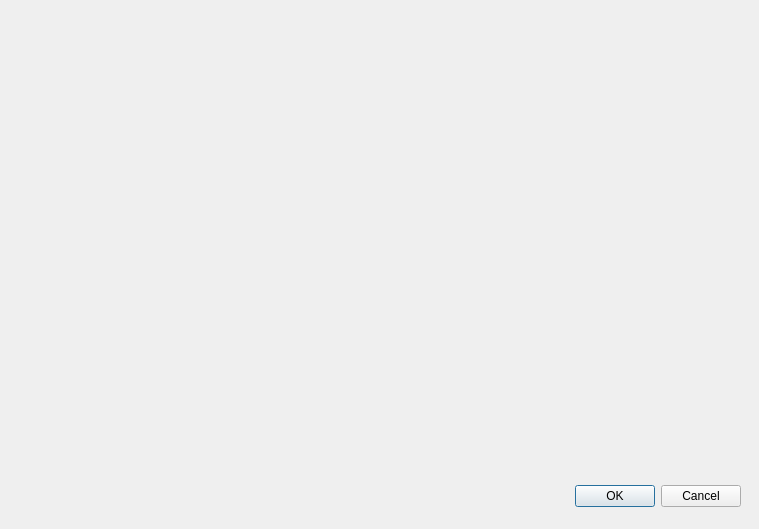
First picture: the form in cuACS/editanimal.ui, repository cameronhawtin/Animal-Farm-cuACS, before the edit.
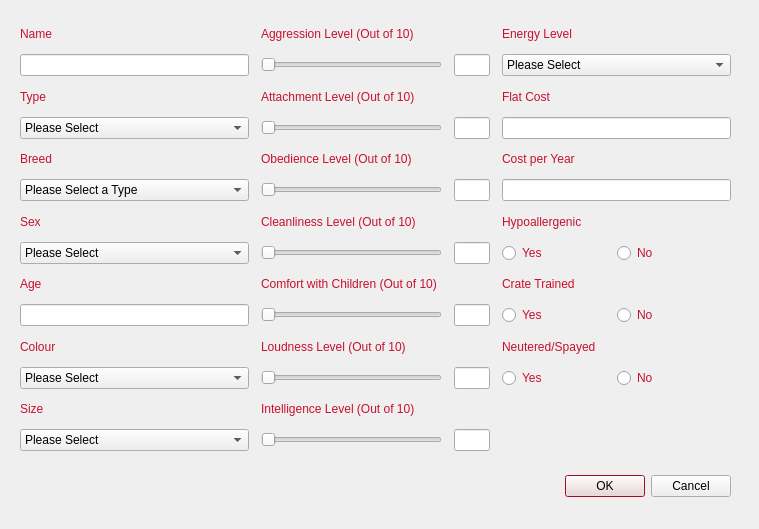
Second picture: the form after the edit.

Commit message: edit animal functionality working

The edit to the form file:
```diff
--- a/cuACS/editanimal.ui
+++ b/cuACS/editanimal.ui
@@ -10,14 +10,849 @@
     <height>529</height>
    </rect>
   </property>
+  <property name="palette">
+   <palette>
+    <active>
+     <colorrole role="WindowText">
+      <brush brushstyle="SolidPattern">
+       <color alpha="255">
+        <red>200</red>
+        <green>16</green>
+        <blue>46</blue>
+       </color>
+      </brush>
+     </colorrole>
+     <colorrole role="Text">
+      <brush brushstyle="SolidPattern">
+       <color alpha="255">
+        <red>0</red>
+        <green>0</green>
+        <blue>0</blue>
+       </color>
+      </brush>
+     </colorrole>
+     <colorrole role="Base">
+      <brush brushstyle="SolidPattern">
+       <color alpha="255">
+        <red>255</red>
+        <green>255</green>
+        <blue>255</blue>
+       </color>
+      </brush>
+     </colorrole>
+     <colorrole role="Highlight">
+      <brush brushstyle="SolidPattern">
+       <color alpha="255">
+        <red>200</red>
+        <green>16</green>
+        <blue>46</blue>
+       </color>
+      </brush>
+     </colorrole>
+     <colorrole role="PlaceholderText">
+      <brush brushstyle="SolidPattern">
+       <color alpha="128">
+        <red>0</red>
+        <green>0</green>
+        <blue>0</blue>
+       </color>
+      </brush>
+     </colorrole>
+    </active>
+    <inactive>
+     <colorrole role="WindowText">
+      <brush brushstyle="SolidPattern">
+       <color alpha="255">
+        <red>200</red>
+        <green>16</green>
+        <blue>46</blue>
+       </color>
+      </brush>
+     </colorrole>
+     <colorrole role="Text">
+      <brush brushstyle="SolidPattern">
+       <color alpha="255">
+        <red>0</red>
+        <green>0</green>
+        <blue>0</blue>
+       </color>
+      </brush>
+     </colorrole>
+     <colorrole role="Base">
+      <brush brushstyle="SolidPattern">
+       <color alpha="255">
+        <red>255</red>
+        <green>255</green>
+        <blue>255</blue>
+       </color>
+      </brush>
+     </colorrole>
+     <colorrole role="Highlight">
+      <brush brushstyle="SolidPattern">
+       <color alpha="255">
+        <red>200</red>
+        <green>16</green>
+        <blue>46</blue>
+       </color>
+      </brush>
+     </colorrole>
+     <colorrole role="PlaceholderText">
+      <brush brushstyle="SolidPattern">
+       <color alpha="128">
+        <red>0</red>
+        <green>0</green>
+        <blue>0</blue>
+       </color>
+      </brush>
+     </colorrole>
+    </inactive>
+    <disabled>
+     <colorrole role="WindowText">
+      <brush brushstyle="SolidPattern">
+       <color alpha="255">
+        <red>190</red>
+        <green>190</green>
+        <blue>190</blue>
+       </color>
+      </brush>
+     </colorrole>
+     <colorrole role="Text">
+      <brush brushstyle="SolidPattern">
+       <color alpha="255">
+        <red>0</red>
+        <green>0</green>
+        <blue>0</blue>
+       </color>
+      </brush>
+     </colorrole>
+     <colorrole role="Base">
+      <brush brushstyle="SolidPattern">
+       <color alpha="255">
+        <red>255</red>
+        <green>255</green>
+        <blue>255</blue>
+       </color>
+      </brush>
+     </colorrole>
+     <colorrole role="Highlight">
+      <brush brushstyle="SolidPattern">
+       <color alpha="255">
+        <red>145</red>
+        <green>145</green>
+        <blue>145</blue>
+       </color>
+      </brush>
+     </colorrole>
+     <colorrole role="PlaceholderText">
+      <brush brushstyle="SolidPattern">
+       <color alpha="128">
+        <red>0</red>
+        <green>0</green>
+        <blue>0</blue>
+       </color>
+      </brush>
+     </colorrole>
+    </disabled>
+   </palette>
+  </property>
   <property name="windowTitle">
    <string>Dialog</string>
   </property>
+  <widget class="QWidget" name="gridLayoutWidget">
+   <property name="geometry">
+    <rect>
+     <x>20</x>
+     <y>20</y>
+     <width>711</width>
+     <height>431</height>
+    </rect>
+   </property>
+   <layout class="QGridLayout" name="gridLayout_2">
+    <property name="horizontalSpacing">
+     <number>12</number>
+    </property>
+    <item row="7" column="1">
+     <layout class="QHBoxLayout" name="horizontalLayout_12" stretch="10,2">
+      <property name="spacing">
+       <number>12</number>
+      </property>
+      <item>
+       <widget class="QSlider" name="cleanlinessSlider">
+        <property name="maximum">
+         <number>10</number>
+        </property>
+        <property name="pageStep">
+         <number>2</number>
+        </property>
+        <property name="orientation">
+         <enum>Qt::Horizontal</enum>
+        </property>
+       </widget>
+      </item>
+      <item>
+       <widget class="QLineEdit" name="cleanlinessLineEdit">
+        <property name="enabled">
+         <bool>false</bool>
+        </property>
+        <property name="alignment">
+         <set>Qt::AlignCenter</set>
+        </property>
+       </widget>
+      </item>
+     </layout>
+    </item>
+    <item row="0" column="1">
+     <widget class="QLabel" name="aggressionLabel_3">
+      <property name="enabled">
+       <bool>true</bool>
+      </property>
+      <property name="text">
+       <string>Aggression Level (Out of 10)</string>
+      </property>
+     </widget>
+    </item>
+    <item row="2" column="0">
+     <widget class="QLabel" name="typeLabel_2">
+      <property name="enabled">
+       <bool>true</bool>
+      </property>
+      <property name="text">
+       <string>Type</string>
+      </property>
+     </widget>
+    </item>
+    <item row="3" column="1">
+     <layout class="QHBoxLayout" name="horizontalLayout_7" stretch="10,2">
+      <property name="spacing">
+       <number>12</number>
+      </property>
+      <item>
+       <widget class="QSlider" name="attachmentSlider">
+        <property name="maximum">
+         <number>10</number>
+        </property>
+        <property name="pageStep">
+         <number>2</number>
+        </property>
+        <property name="orientation">
+         <enum>Qt::Horizontal</enum>
+        </property>
+       </widget>
+      </item>
+      <item>
+       <widget class="QLineEdit" name="attachmentLineEdit">
+        <property name="enabled">
+         <bool>false</bool>
+        </property>
+        <property name="alignment">
+         <set>Qt::AlignCenter</set>
+        </property>
+       </widget>
+      </item>
+     </layout>
+    </item>
+    <item row="2" column="1">
+     <widget class="QLabel" name="attachmentLabel_3">
+      <property name="enabled">
+       <bool>true</bool>
+      </property>
+      <property name="text">
+       <string>Attachment Level (Out of 10)</string>
+      </property>
+     </widget>
+    </item>
+    <item row="1" column="0">
+     <widget class="QLineEdit" name="nameLineEdit">
+      <property name="enabled">
+       <bool>true</bool>
+      </property>
+     </widget>
+    </item>
+    <item row="8" column="1">
+     <widget class="QLabel" name="aggressionLabel_4">
+      <property name="enabled">
+       <bool>true</bool>
+      </property>
+      <property name="text">
+       <string>Comfort with Children (Out of 10)</string>
+      </property>
+     </widget>
+    </item>
+    <item row="0" column="0">
+     <widget class="QLabel" name="nameLabel_2">
+      <property name="enabled">
+       <bool>true</bool>
+      </property>
+      <property name="text">
+       <string>Name</string>
+      </property>
+     </widget>
+    </item>
+    <item row="10" column="0">
+     <widget class="QLabel" name="labelColour_4">
+      <property name="enabled">
+       <bool>true</bool>
+      </property>
+      <property name="text">
+       <string>Colour</string>
+      </property>
+     </widget>
+    </item>
+    <item row="11" column="1">
+     <layout class="QHBoxLayout" name="horizontalLayout_13" stretch="10,2">
+      <property name="spacing">
+       <number>12</number>
+      </property>
+      <item>
+       <widget class="QSlider" name="loudnessSlider">
+        <property name="maximum">
+         <number>10</number>
+        </property>
+        <property name="pageStep">
+         <number>2</number>
+        </property>
+        <property name="orientation">
+         <enum>Qt::Horizontal</enum>
+        </property>
+       </widget>
+      </item>
+      <item>
+       <widget class="QLineEdit" name="loudnessLineEdit">
+        <property name="enabled">
+         <bool>false</bool>
+        </property>
+        <property name="alignment">
+         <set>Qt::AlignCenter</set>
+        </property>
+       </widget>
+      </item>
+     </layout>
+    </item>
+    <item row="3" column="0">
+     <widget class="QComboBox" name="typeComboBox">
+      <property name="enabled">
+       <bool>true</bool>
+      </property>
+      <item>
+       <property name="text">
+        <string>Please Select</string>
+       </property>
+      </item>
+      <item>
+       <property name="text">
+        <string>Cat</string>
+       </property>
+      </item>
+      <item>
+       <property name="text">
+        <string>Dog</string>
+       </property>
+      </item>
+      <item>
+       <property name="text">
+        <string>Bird</string>
+       </property>
+      </item>
+      <item>
+       <property name="text">
+        <string>Hamster</string>
+       </property>
+      </item>
+      <item>
+       <property name="text">
+        <string>Mouse</string>
+       </property>
+      </item>
+      <item>
+       <property name="text">
+        <string>Guinea Pig</string>
+       </property>
+      </item>
+     </widget>
+    </item>
+    <item row="4" column="0">
+     <widget class="QLabel" name="labelBreed_4">
+      <property name="enabled">
+       <bool>true</bool>
+      </property>
+      <property name="text">
+       <string>Breed</string>
+      </property>
+     </widget>
+    </item>
+    <item row="6" column="1">
+     <widget class="QLabel" name="labelColour_5">
+      <property name="enabled">
+       <bool>true</bool>
+      </property>
+      <property name="text">
+       <string>Cleanliness Level (Out of 10)</string>
+      </property>
+     </widget>
+    </item>
+    <item row="5" column="1">
+     <layout class="QHBoxLayout" name="horizontalLayout_14" stretch="10,2">
+      <property name="spacing">
+       <number>12</number>
+      </property>
+      <item>
+       <widget class="QSlider" name="obedienceSlider">
+        <property name="maximum">
+         <number>10</number>
+        </property>
+        <property name="pageStep">
+         <number>2</number>
+        </property>
+        <property name="orientation">
+         <enum>Qt::Horizontal</enum>
+        </property>
+       </widget>
+      </item>
+      <item>
+       <widget class="QLineEdit" name="obedienceLineEdit">
+        <property name="enabled">
+         <bool>false</bool>
+        </property>
+        <property name="alignment">
+         <set>Qt::AlignCenter</set>
+        </property>
+       </widget>
+      </item>
+     </layout>
+    </item>
+    <item row="9" column="1">
+     <layout class="QHBoxLayout" name="horizontalLayout_15" stretch="10,2">
+      <property name="spacing">
+       <number>12</number>
+      </property>
+      <item>
+       <widget class="QSlider" name="childrenComfortSlider">
+        <property name="maximum">
+         <number>10</number>
+        </property>
+        <property name="pageStep">
+         <number>2</number>
+        </property>
+        <property name="orientation">
+         <enum>Qt::Horizontal</enum>
+        </property>
+       </widget>
+      </item>
+      <item>
+       <widget class="QLineEdit" name="childrenComfortLineEdit">
+        <property name="enabled">
+         <bool>false</bool>
+        </property>
+        <property name="alignment">
+         <set>Qt::AlignCenter</set>
+        </property>
+       </widget>
+      </item>
+     </layout>
+    </item>
+    <item row="1" column="1">
+     <layout class="QHBoxLayout" name="horizontalLayout_16" stretch="10,2">
+      <property name="spacing">
+       <number>12</number>
+      </property>
+      <item>
+       <widget class="QSlider" name="aggressionSlider">
+        <property name="maximum">
+         <number>10</number>
+        </property>
+        <property name="pageStep">
+         <number>2</number>
+        </property>
+        <property name="orientation">
+         <enum>Qt::Horizontal</enum>
+        </property>
+       </widget>
+      </item>
+      <item>
+       <widget class="QLineEdit" name="aggressionLineEdit">
+        <property name="enabled">
+         <bool>false</bool>
+        </property>
+        <property name="alignment">
+         <set>Qt::AlignCenter</set>
+        </property>
+       </widget>
+      </item>
+     </layout>
+    </item>
+    <item row="10" column="1">
+     <widget class="QLabel" name="attachmentLabel_4">
+      <property name="enabled">
+       <bool>true</bool>
+      </property>
+      <property name="text">
+       <string>Loudness Level (Out of 10)</string>
+      </property>
+     </widget>
+    </item>
+    <item row="4" column="1">
+     <widget class="QLabel" name="labelBreed_5">
+      <property name="enabled">
+       <bool>true</bool>
+      </property>
+      <property name="text">
+       <string>Obedience Level (Out of 10)</string>
+      </property>
+     </widget>
+    </item>
+    <item row="5" column="0">
+     <widget class="QComboBox" name="breedComboBox">
+      <property name="enabled">
+       <bool>true</bool>
+      </property>
+      <item>
+       <property name="text">
+        <string>Please Select a Type</string>
+       </property>
+      </item>
+     </widget>
+    </item>
+    <item row="12" column="1">
+     <widget class="QLabel" name="ageLabel_4">
+      <property name="enabled">
+       <bool>true</bool>
+      </property>
+      <property name="text">
+       <string>Intelligence Level (Out of 10)</string>
+      </property>
+     </widget>
+    </item>
+    <item row="11" column="0">
+     <widget class="QComboBox" name="colourComboBox">
+      <property name="enabled">
+       <bool>true</bool>
+      </property>
+      <item>
+       <property name="text">
+        <string>Please Select</string>
+       </property>
+      </item>
+      <item>
+       <property name="text">
+        <string>Black</string>
+       </property>
+      </item>
+      <item>
+       <property name="text">
+        <string>White</string>
+       </property>
+      </item>
+      <item>
+       <property name="text">
+        <string>Brown</string>
+       </property>
+      </item>
+      <item>
+       <property name="text">
+        <string>Grey</string>
+       </property>
+      </item>
+     </widget>
+    </item>
+    <item row="13" column="1">
+     <layout class="QHBoxLayout" name="horizontalLayout_17" stretch="10,2">
+      <property name="spacing">
+       <number>12</number>
+      </property>
+      <item>
+       <widget class="QSlider" name="intelligenceSlider">
+        <property name="maximum">
+         <number>10</number>
+        </property>
+        <property name="pageStep">
+         <number>2</number>
+        </property>
+        <property name="orientation">
+         <enum>Qt::Horizontal</enum>
+        </property>
+       </widget>
+      </item>
+      <item>
+       <widget class="QLineEdit" name="intelligenceLineEdit">
+        <property name="enabled">
+         <bool>false</bool>
+        </property>
+        <property name="alignment">
+         <set>Qt::AlignCenter</set>
+        </property>
+       </widget>
+      </item>
+     </layout>
+    </item>
+    <item row="8" column="0">
+     <widget class="QLabel" name="ageLabel_5">
+      <property name="enabled">
+       <bool>true</bool>
+      </property>
+      <property name="text">
+       <string>Age</string>
+      </property>
+     </widget>
+    </item>
+    <item row="13" column="0">
+     <widget class="QComboBox" name="sizeComboBox">
+      <property name="enabled">
+       <bool>true</bool>
+      </property>
+      <item>
+       <property name="text">
+        <string>Please Select</string>
+       </property>
+      </item>
+      <item>
+       <property name="text">
+        <string>Small</string>
+       </property>
+      </item>
+      <item>
+       <property name="text">
+        <string>Medium</string>
+       </property>
+      </item>
+      <item>
+       <property name="text">
+        <string>Large</string>
+       </property>
+      </item>
+     </widget>
+    </item>
+    <item row="12" column="0">
+     <widget class="QLabel" name="sizeLabel_3">
+      <property name="enabled">
+       <bool>true</bool>
+      </property>
+      <property name="text">
+       <string>Size</string>
+      </property>
+     </widget>
+    </item>
+    <item row="9" column="0">
+     <widget class="QLineEdit" name="ageLineEdit">
+      <property name="enabled">
+       <bool>true</bool>
+      </property>
+     </widget>
+    </item>
+    <item row="6" column="0">
+     <widget class="QLabel" name="sexLabel_2">
+      <property name="enabled">
+       <bool>true</bool>
+      </property>
+      <property name="text">
+       <string>Sex</string>
+      </property>
+     </widget>
+    </item>
+    <item row="7" column="0">
+     <widget class="QComboBox" name="sexComboBox">
+      <property name="enabled">
+       <bool>true</bool>
+      </property>
+      <item>
+       <property name="text">
+        <string>Please Select</string>
+       </property>
+      </item>
+      <item>
+       <property name="text">
+        <string>Male</string>
+       </property>
+      </item>
+      <item>
+       <property name="text">
+        <string>Female</string>
+       </property>
+      </item>
+     </widget>
+    </item>
+    <item row="0" column="2">
+     <widget class="QLabel" name="energyLabel_2">
+      <property name="enabled">
+       <bool>true</bool>
+      </property>
+      <property name="text">
+       <string>Energy Level</string>
+      </property>
+     </widget>
+    </item>
+    <item row="1" column="2">
+     <widget class="QComboBox" name="energyComboBox">
+      <property name="enabled">
+       <bool>true</bool>
+      </property>
+      <item>
+       <property name="text">
+        <string>Please Select</string>
+       </property>
+      </item>
+      <item>
+       <property name="text">
+        <string>Low</string>
+       </property>
+      </item>
+      <item>
+       <property name="text">
+        <string>Medium</string>
+       </property>
+      </item>
+      <item>
+       <property name="text">
+        <string>High</string>
+       </property>
+      </item>
+     </widget>
+    </item>
+    <item row="2" column="2">
+     <widget class="QLabel" name="labelBreed_6">
+      <property name="enabled">
+       <bool>true</bool>
+      </property>
+      <property name="text">
+       <string>Flat Cost</string>
+      </property>
+     </widget>
+    </item>
+    <item row="3" column="2">
+     <widget class="QLineEdit" name="costLineEdit">
+      <property name="enabled">
+       <bool>true</bool>
+      </property>
+     </widget>
+    </item>
+    <item row="4" column="2">
+     <widget class="QLabel" name="sexLabel_4">
+      <property name="enabled">
+       <bool>true</bool>
+      </property>
+      <property name="text">
+       <string>Cost per Year</string>
+      </property>
+     </widget>
+    </item>
+    <item row="5" column="2">
+     <widget class="QLineEdit" name="costPerYearLineEdit">
+      <property name="enabled">
+       <bool>true</bool>
+      </property>
+     </widget>
+    </item>
+    <item row="6" column="2">
+     <widget class="QLabel" name="labelColour_6">
+      <property name="enabled">
+       <bool>true</bool>
+      </property>
+      <property name="text">
+       <string>Hypoallergenic</string>
+      </property>
+     </widget>
+    </item>
+    <item row="7" column="2">
+     <layout class="QHBoxLayout" name="horizontalLayout_18">
+      <item>
+       <widget class="QRadioButton" name="isCrateTrainedRadioButtonYES">
+        <property name="text">
+         <string>Yes</string>
+        </property>
+        <attribute name="buttonGroup">
+         <string notr="true">buttonGroup_3</string>
+        </attribute>
+       </widget>
+      </item>
+      <item>
+       <widget class="QRadioButton" name="isCrateTrainedRadioButtonNO">
+        <property name="text">
+         <string>No</string>
+        </property>
+        <attribute name="buttonGroup">
+         <string notr="true">buttonGroup_3</string>
+        </attribute>
+       </widget>
+      </item>
+     </layout>
+    </item>
+    <item row="8" column="2">
+     <widget class="QLabel" name="ageLabel_6">
+      <property name="enabled">
+       <bool>true</bool>
+      </property>
+      <property name="text">
+       <string>Crate Trained</string>
+      </property>
+     </widget>
+    </item>
+    <item row="9" column="2">
+     <layout class="QHBoxLayout" name="horizontalLayout_19">
+      <item>
+       <widget class="QRadioButton" name="isHypoallergenicRadioButtonYES">
+        <property name="text">
+         <string>Yes</string>
+        </property>
+        <attribute name="buttonGroup">
+         <string notr="true">buttonGroup</string>
+        </attribute>
+       </widget>
+      </item>
+      <item>
+       <widget class="QRadioButton" name="isHypoallergenicRadioButtonNO">
+        <property name="text">
+         <string>No</string>
+        </property>
+        <attribute name="buttonGroup">
+         <string notr="true">buttonGroup</string>
+        </attribute>
+       </widget>
+      </item>
+     </layout>
+    </item>
+    <item row="10" column="2">
+     <widget class="QLabel" name="sizeLabel_4">
+      <property name="enabled">
+       <bool>true</bool>
+      </property>
+      <property name="text">
+       <string>Neutered/Spayed</string>
+      </property>
+     </widget>
+    </item>
+    <item row="11" column="2">
+     <layout class="QHBoxLayout" name="horizontalLayout_20">
+      <item>
+       <widget class="QRadioButton" name="isNeuteredRadioButtonYES">
+        <property name="text">
+         <string>Yes</string>
+        </property>
+        <attribute name="buttonGroup">
+         <string notr="true">buttonGroup_2</string>
+        </attribute>
+       </widget>
+      </item>
+      <item>
+       <widget class="QRadioButton" name="isNeuteredRadioButtonNO">
+        <property name="text">
+         <string>No</string>
+        </property>
+        <attribute name="buttonGroup">
+         <string notr="true">buttonGroup_2</string>
+        </attribute>
+       </widget>
+      </item>
+     </layout>
+    </item>
+   </layout>
+  </widget>
   <widget class="QDialogButtonBox" name="buttonBox">
+   <property name="enabled">
+    <bool>true</bool>
+   </property>
    <property name="geometry">
     <rect>
-     <x>400</x>
-     <y>480</y>
+     <x>390</x>
+     <y>470</y>
      <width>341</width>
      <height>32</height>
     </rect>
```
Left out of the diff: 21 changed lines with no effect on the pictures. The commit also changes 5 other files.
